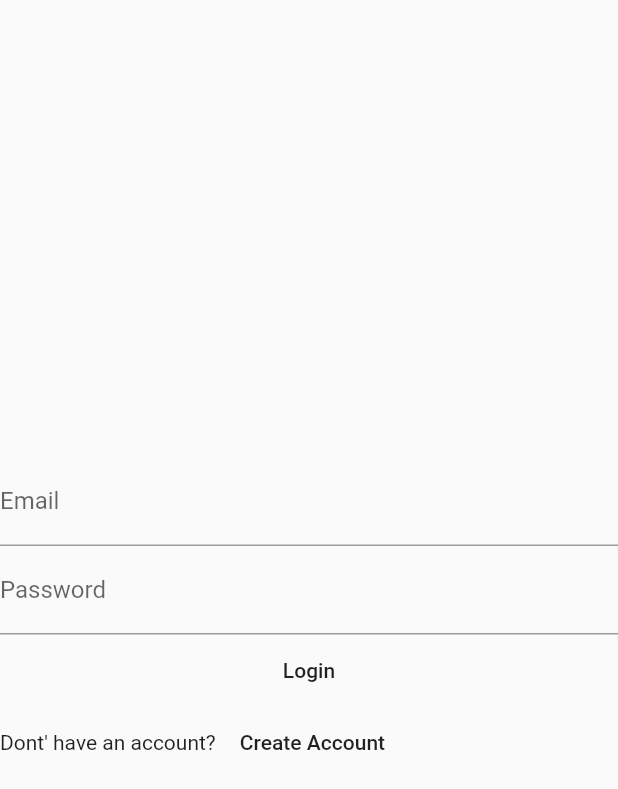
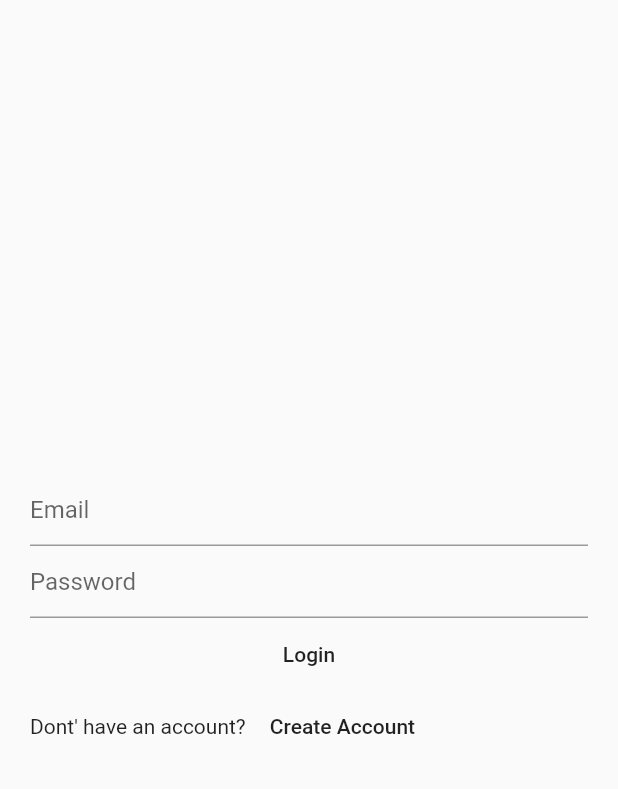
Before and after one commit to Kaelinator/clothes_picker, a Flutter app: the screen it shows after launch, on a phone screen of 412 x 824 dp. Shown: the top 789 px of the screen. Run offline on Flutter 3.47's test engine with Material 2 defaults, Android fonts, the phone set to English and light mode, and no system bars; our stand-ins replace firebase_auth; accounts and stored records are empty.

Commit message:
style changes

```diff
--- a/lib/screens/auth/signin.dart
+++ b/lib/screens/auth/signin.dart
@@ -61,6 +61,7 @@ class _LoginState extends State<Login> {
   @override
   Widget build(BuildContext context) {
     return Container(
+      margin: EdgeInsets.all(20.0),
       child: Form(
         key: _formKey,
         child: SingleChildScrollView(
@@ -70,16 +71,17 @@ class _LoginState extends State<Login> {
               TextFormField(
                 keyboardType: TextInputType.emailAddress,
                 controller: email,
-                decoration: InputDecoration(labelText: 'Email'),
+                decoration: InputDecoration(hintText: 'Email'),
               ),
               TextFormField(
                 keyboardType: TextInputType.visiblePassword,
                 obscureText: true,
                 controller: pass,
-                decoration: InputDecoration(labelText: 'Password'),
+                decoration: InputDecoration(hintText: 'Password'),
               ),
               MaterialButton(
                 child: const Text('Login'),
+                elevation: 8.0,
                 onPressed: () => _login(context),
               ),
               Row(
```
